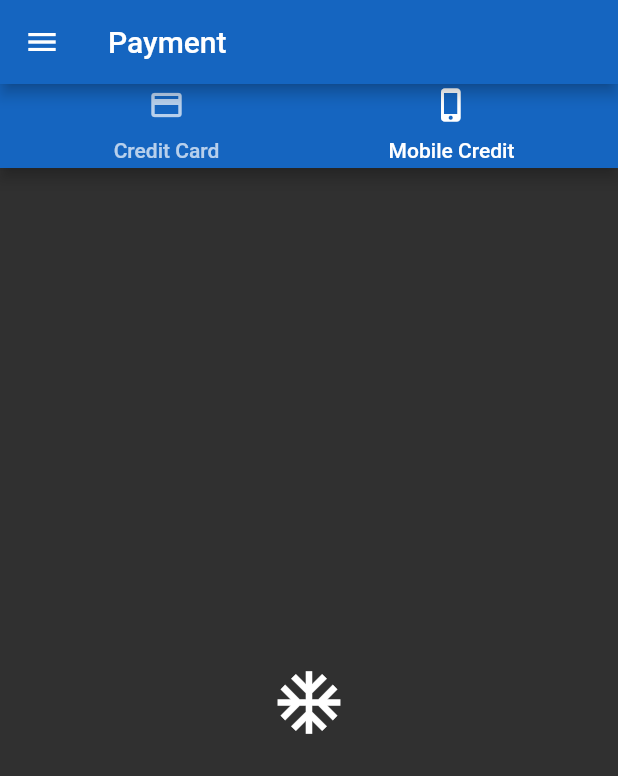
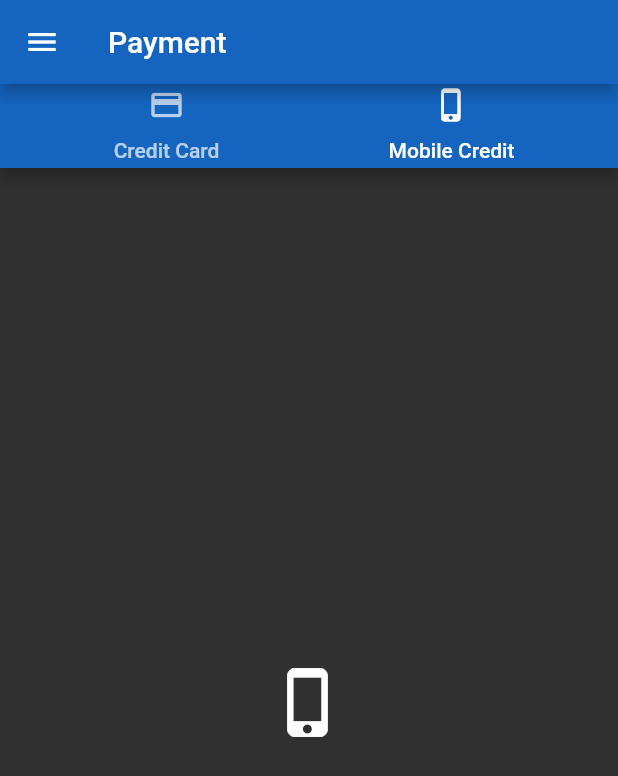
Before and after one commit to nujitha99/flutter_project, a Flutter app: the screen it shows after launch, tab 2 chosen, on a phone screen of 412 x 824 dp. Shown: the top 776 px of the screen. Run offline on Flutter 3.47's test engine with Material 2 defaults, Android fonts, the phone set to English and light mode, and no system bars; missing offline and left inert: flutter_progress_button.

Commit message:
pay button added

```diff
--- a/lib/main.dart
+++ b/lib/main.dart
@@ -2,6 +2,7 @@ import 'package:flutter/material.dart';
 import 'package:flutter_credit_card/credit_card_form.dart';
 import 'package:flutter_credit_card/credit_card_model.dart';
 import 'package:flutter_credit_card/flutter_credit_card.dart';
+import 'package:flutter_progress_button/flutter_progress_button.dart';
 
 void main() => runApp(MyApp());
 
@@ -102,32 +103,55 @@ class MyHomePage extends State<MyApp> {
                 ),
                 body: new TabBarView(
                   children: [
-                    new Card(
+                    new Container(
                       color: Colors.white,
                       child: SafeArea(
-                        child: Column(
+                        child: ListView(
+                          scrollDirection: Axis.vertical,
                           children: <Widget>[
-                            CreditCardWidget(
+                            Container(
+                              child: CreditCardWidget(
                                 cardNumber: cardNumber,
                                 expiryDate: expiryDate,
                                 cardHolderName: cardHolderName,
                                 cvvCode: cvvCode,
                                 showBackView: isCvvFocused,
                               ),
-                            Expanded(
-                              child: SingleChildScrollView(
+                            ),
+                            Container(
                               child: CreditCardForm(
                                 onCreditCardModelChange: onCreditCardModelChange,
                               ),
                             ),
+                            Container(
+                              padding: EdgeInsets.fromLTRB(130.0, 20.0, 130.0, 20.0),
 
+                              child: ProgressButton(
+                                progressWidget: const CircularProgressIndicator(),
+                                color: Colors.lightGreen,
+                                width: 40,
+                                height: 40,
+
+                                onPressed: () async {
+                                  int score = await Future.delayed(
+                                      const Duration(milliseconds: 3000), () => 42);
+                                  // After [onPressed], it will trigger animation running backwards, from end to beginning
+                                  return () {
+                                    // Optional returns is returning a function that can be called
+                                    // after the animation is stopped at the beginning.
+                                    // A best practice would be to do time-consuming task in [onPressed],
+                                    // and do page navigation in the returned function.
+                                    // So that user won't missed out the reverse animation.
+                                  };
+                                }, defaultWidget: null,
                               ),
+                            )
                           ],
                         ),
                       ),
                     ),
                     new Icon(
-                      Icons.ac_unit,
+                      Icons.phone_iphone,
                       size: 50.0,
                     ),
                   ],
--- a/pubspec.yaml
+++ b/pubspec.yaml
@@ -18,7 +18,7 @@ environment:
 
 dependencies:
   flutter_credit_card: 0.1.3
-  progress_button: ^0.0.2
+  flutter_progress_button: '^0.6.2'
 
   flutter:
       sdk: flutter
```
Also changed, not shown: pubspec.lock. Lines whose indentation alone changed are shown as unchanged.
